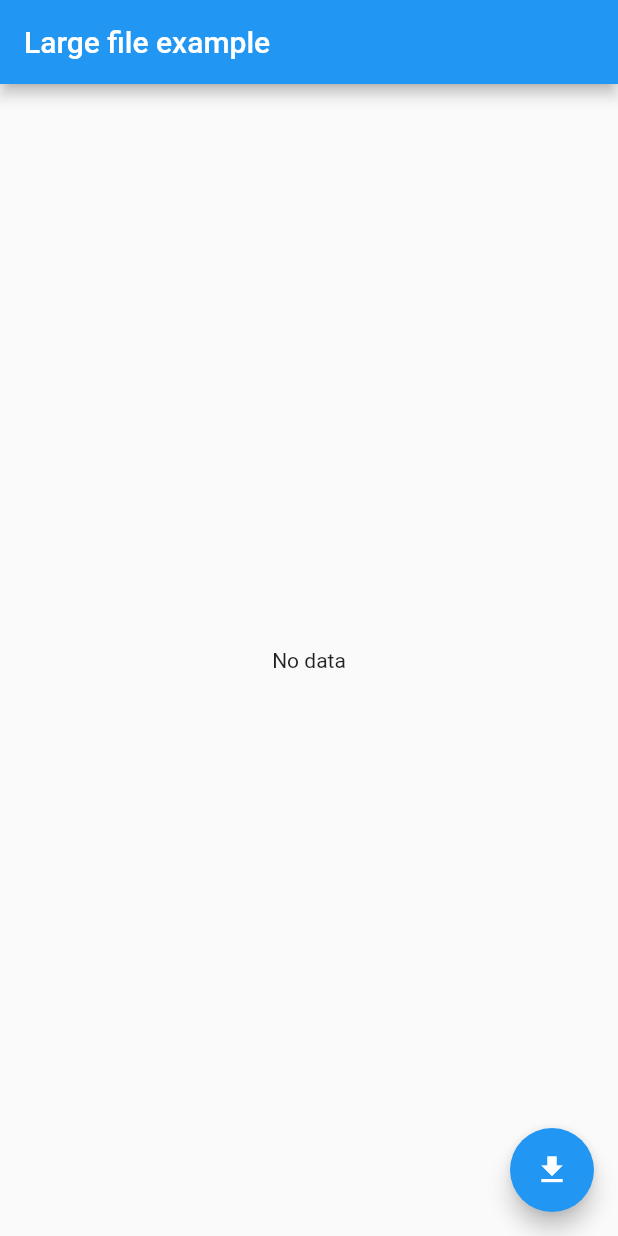
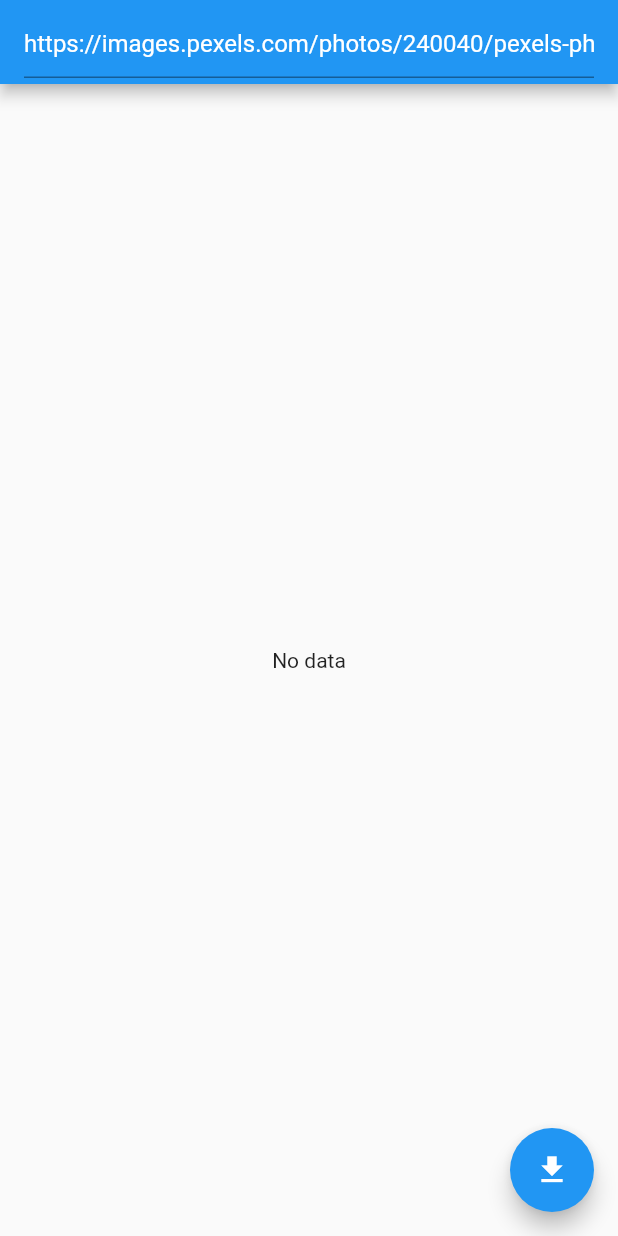
Before and after one commit to ssdd33/doit_flutter_practice, a Flutter app: the screen it shows after launch, on a phone screen of 412 x 824 dp. Run offline on Flutter 3.47's test engine with Material 2 defaults, Android fonts, the phone set to English and light mode, and no system bars; our stand-ins replace dio.

Commit message:
imageUrl 입력 필드 추가

```diff
--- a/lib/largeFileMain.dart
+++ b/lib/largeFileMain.dart
@@ -9,18 +9,31 @@ class LargeFileMain extends StatefulWidget {
 }
 
 class _LargeFileMainState extends State<LargeFileMain> {
-  final imgUrl =
-      'https://images.pexels.com/photos/240040/pexels-photo-240040.jpeg'
-      '?auto=compress';
+ TextEditingController? _editingController;
   bool downloading = false;
   var progressString = "";
   String file = "";
 
   @override
+  void initState(){
+    super.initState();
+    _editingController = new TextEditingController(
+      text: 'https://images.pexels.com/photos/240040/pexels-photo-240040.jpeg'
+        '?auto=compress'
+    );
+    //text 인자를 통해 컨트롤러 초기값을 설정할 수 있다.
+  }
+
+  @override
   Widget build(BuildContext context) {
     return Scaffold(
         appBar: AppBar(
-          title: Text('Large file example'),
+          title: TextField(
+            controller:_editingController,
+            style:TextStyle(color:Colors.white),
+            keyboardType:TextInputType.text,
+            decoration: InputDecoration(hintText: 'url을 입력하세요.'),
+          ),
         ),
         body: Center(
           child: downloading ? Container(
@@ -84,7 +97,7 @@ class _LargeFileMainState extends State<LargeFileMain> {
       var dir =
       await getApplicationDocumentsDirectory(); //path_provider패키지가 제공하며 플러터 앱의 내부 디렉터리를 가져온다.
       // imgUrl에서 내려받음 파일을 내부 디렉터리 안에 myimage.jpg라는 이름으로 저장
-      await dio.download(imgUrl, '${dir.path}/myimage.jpg',
+      await dio.download(_editingController!.value.text, '${dir.path}/myimage.jpg',
           onReceiveProgress: (rec, total) {
             //진행 상황을 표시한다. rec : 지금까지 내려받은 데이터의 크기, total: 전체 파일의 크기
             print('Rec: $rec , Total: $total');
```
